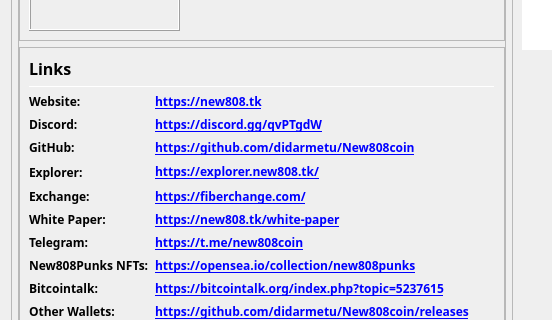
First picture: the form in src/qt/forms/overviewpage.ui, repository didarmetu/New808coin, before the edit; both pictures show x 0 to 552 and y 407 to 727 of the 978 by 841 pixel window.
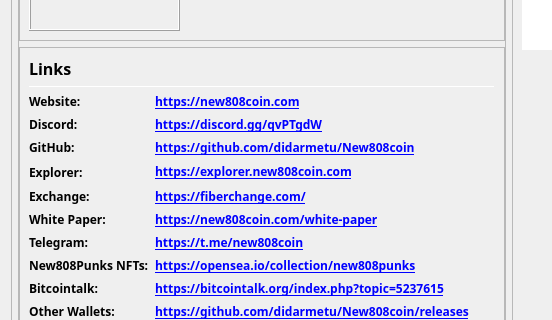
Second picture: the form after the edit. Icons and pictures are not drawn.

Commit message: Prepare New808coin Core v4.2.6.9

```diff
--- a/src/qt/forms/overviewpage.ui
+++ b/src/qt/forms/overviewpage.ui
@@ -785,7 +785,7 @@
                         </font>
                        </property>
                        <property name="text">
-                        <string notr="true">&lt;a href=&quot;https://new808.tk&quot;&gt;https://new808.tk&lt;/a&gt;</string>
+                        <string notr="true">&lt;a href=&quot;https://new808coin.com&quot;&gt;https://new808coin.com&lt;/a&gt;</string>
                        </property>
                        <property name="textFormat">
                         <enum>Qt::RichText</enum>
@@ -875,7 +875,7 @@
                         </font>
                        </property>
                        <property name="text">
-                        <string notr="true">&lt;a href=&quot;https://explorer.new808.tk/&quot;&gt;https://explorer.new808.tk/&lt;/a&gt;</string>
+                        <string notr="true">&lt;a href=&quot;https://explorer.new808coin.com&quot;&gt;https://explorer.new808coin.com&lt;/a&gt;</string>
                        </property>
                        <property name="alignment">
                         <set>Qt::AlignLeading|Qt::AlignLeft|Qt::AlignVCenter</set>
@@ -946,7 +946,7 @@
                         </font>
                        </property>
                        <property name="text">
-                        <string notr="true">&lt;a href=&quot;https://new808.tk/white-paper&quot;&gt;https://new808.tk/white-paper&lt;/a&gt;</string>
+                        <string notr="true">&lt;a href=&quot;https://new808coin.com/white-paper&quot;&gt;https://new808coin.com/white-paper&lt;/a&gt;</string>
                        </property>
                        <property name="alignment">
                         <set>Qt::AlignLeading|Qt::AlignLeft|Qt::AlignVCenter</set>
```
The commit also changes 8 other files.
